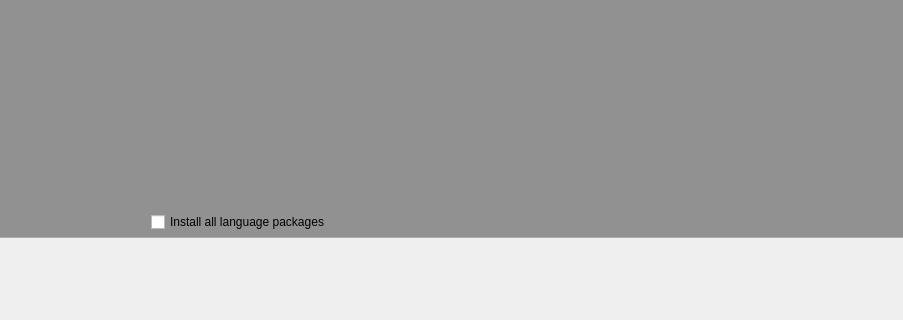
This is yali/gui/Ui/summarywidget.ui in dadas45li/yali as Qt 5 draws it before an edit; both pictures show x 0 to 903 and y 194 to 514 of the 903 by 514 pixel window. The edited form follows.
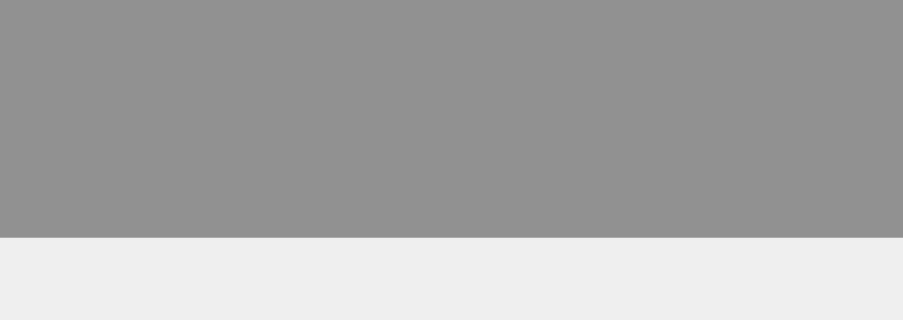
This is the edited form.

Commit message:
Remove unused installAllLangPacks installdata variable
After using adding only installation locale packages to list, it has
been no need to stay.

```diff
--- a/yali/gui/Ui/summarywidget.ui
+++ b/yali/gui/Ui/summarywidget.ui
@@ -156,16 +156,6 @@
           </item>
          </layout>
         </item>
-        <item>
-         <widget class="QCheckBox" name="installAllLangPacks">
-          <property name="toolTip">
-           <string>When checked, YALI will install all of the officially supported language packages on your system.</string>
-          </property>
-          <property name="text">
-           <string>Install all language packages</string>
-          </property>
-         </widget>
-        </item>
        </layout>
       </item>
      </layout>
```
The commit also changes 2 other files.
